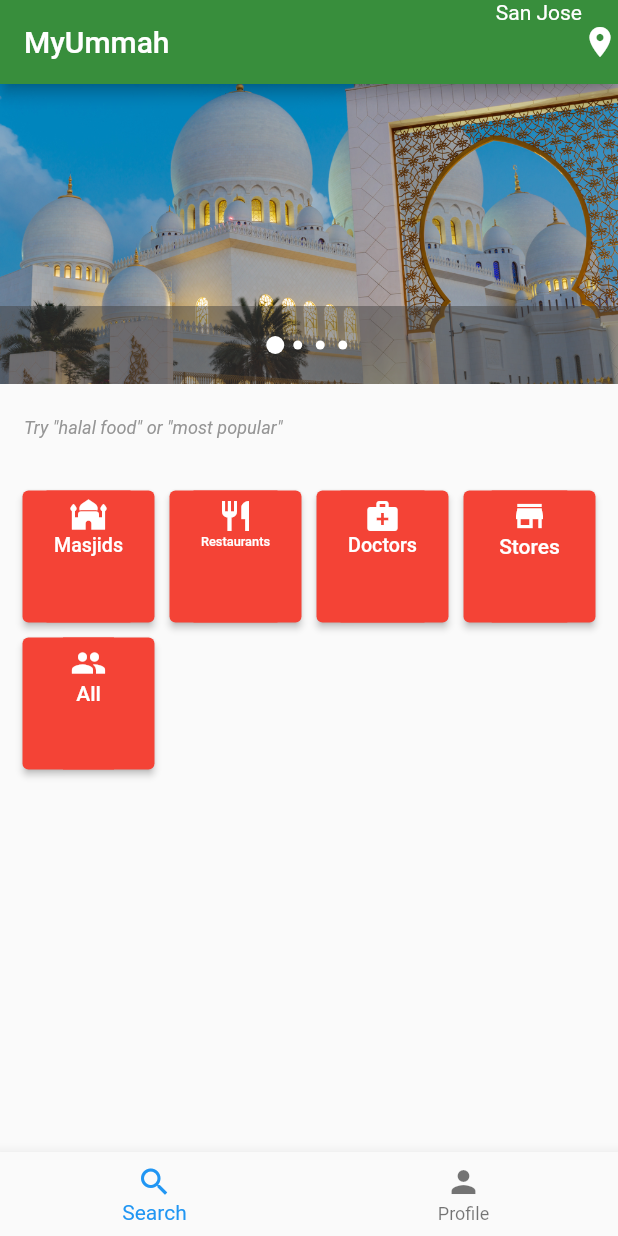
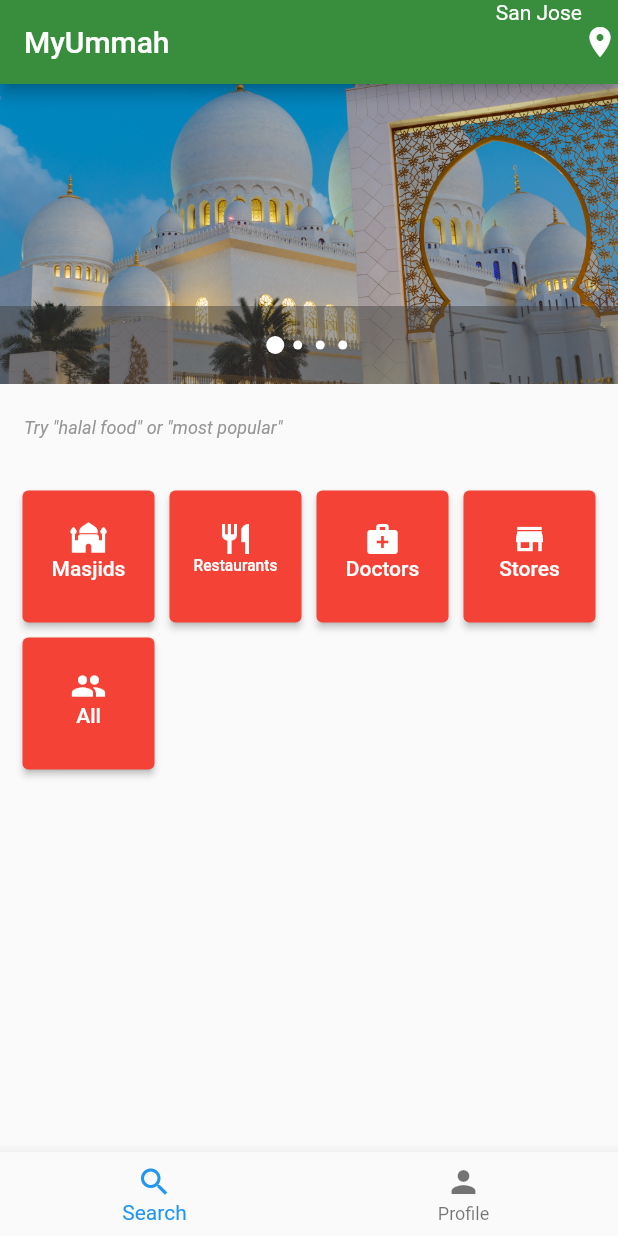
Before and after one commit to reddesignsguy/my_ummah, a Flutter app: the screen it shows after launch, on a phone screen of 412 x 824 dp. Run offline on Flutter 3.47's test engine with Material 2 defaults, Android fonts, the phone set to English and light mode, and no system bars; drawn by our look-alikes of carousel_pro; our stand-ins replace firebase_core, google_maps_flutter; accounts and stored records are empty.

Commit message:
Button icons vertically centered and icons are integrated better with the button background

```diff
--- a/lib/main.dart
+++ b/lib/main.dart
@@ -165,8 +165,7 @@ Widget categoryWidget(IconData icon, String text, BuildContext context) {
       );
     },
     child: Container(
-        color: Colors.red,
-        padding: const EdgeInsets.all(5),
+        padding: const EdgeInsets.symmetric(vertical: 20),
         child: Column(
           children: [
             Icon(icon),
```
